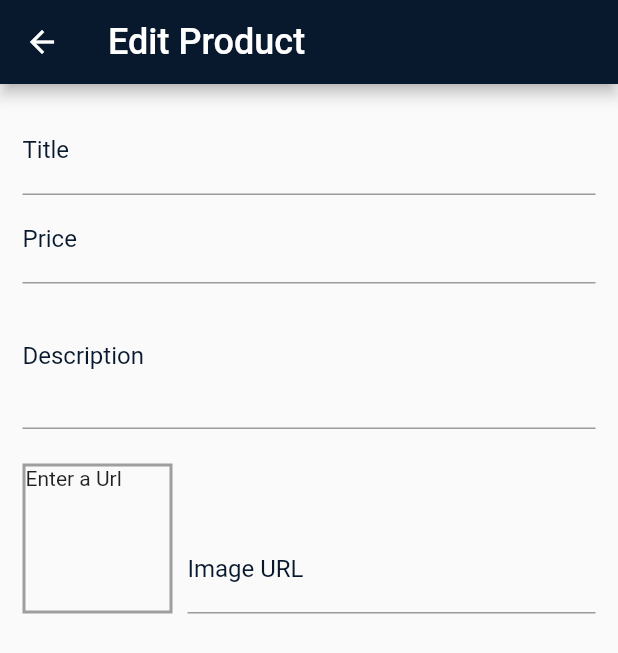
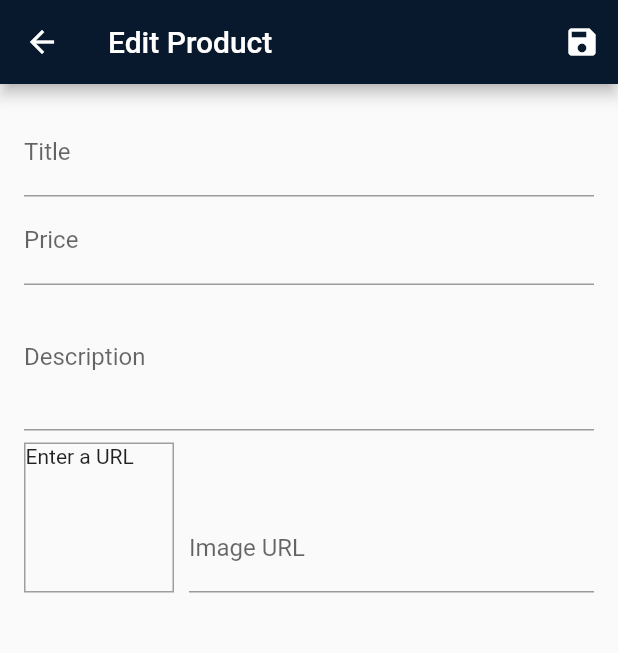
Before and after one commit to AbdelrahmanEssamA/shop_app, a Flutter app: the EditProductScreen screen opened by its route, on a phone screen of 412 x 824 dp. Shown: the top 653 px of the screen. Run offline on Flutter 3.47's test engine with Material 2 defaults, Android fonts, the phone set to English and light mode, and no system bars; network calls fail.

Commit message:
added delet and edit functionalties

```diff
--- a/lib/screens/edit_product_screen.dart
+++ b/lib/screens/edit_product_screen.dart
@@ -1,7 +1,8 @@
 import 'package:flutter/material.dart';
 import 'package:provider/provider.dart';
+
+import '../providers/product.dart';
 import '../providers/products.dart';
-import '../widgets/user_product.dart';
 
 class EditProductScreen extends StatefulWidget {
   static const routeName = '/edit-product';
@@ -13,123 +14,208 @@ class EditProductScreen extends StatefulWidget {
 class _EditProductScreenState extends State<EditProductScreen> {
   final _priceFocusNode = FocusNode();
   final _descriptionFocusNode = FocusNode();
+  final _imageUrlController = TextEditingController();
   final _imageUrlFocusNode = FocusNode();
-  final _imageUrlController = TextEditingController();
+  final _form = GlobalKey<FormState>();
+  var _editedProduct = Product(
+    id: null,
+    title: '',
+    price: 0,
+    description: '',
+    imageUrl: '',
+  );
+  var _initValues = {
+    'title': '',
+    'description': '',
+    'price': '',
+    'imageUrl': '',
+  };
+  var _isInit = true;
+
   @override
   void initState() {
-    _imageUrlController.addListener((_updateImageUrl));
+    _imageUrlFocusNode.addListener(_updateImageUrl);
     super.initState();
   }
 
   @override
+  void didChangeDependencies() {
+    if (_isInit) {
+      final productId = ModalRoute.of(context)!.settings.arguments;
+      if (productId != null) {
+        _editedProduct = Provider.of<Products>(context, listen: false)
+            .findById(productId as String);
+        _initValues = {
+          'title': _editedProduct.title as String,
+          'description': _editedProduct.description as String,
+          'price': _editedProduct.price.toString(),
+          // 'imageUrl': _editedProduct.imageUrl,
+          'imageUrl': '',
+        };
+        _imageUrlController.text = _editedProduct.imageUrl as String;
+      }
+    }
+    _isInit = false;
+    super.didChangeDependencies();
+  }
+
+  @override
   void dispose() {
-    _imageUrlController.removeListener(_updateImageUrl);
+    _imageUrlFocusNode.removeListener(_updateImageUrl);
     _priceFocusNode.dispose();
     _descriptionFocusNode.dispose();
     _imageUrlController.dispose();
+    _imageUrlFocusNode.dispose();
     super.dispose();
   }
 
   void _updateImageUrl() {
     if (!_imageUrlFocusNode.hasFocus) {
+      if ((!_imageUrlController.text.startsWith('http') &&
+              !_imageUrlController.text.startsWith('https')) ||
+          (!_imageUrlController.text.endsWith('.png') &&
+              !_imageUrlController.text.endsWith('.jpg') &&
+              !_imageUrlController.text.endsWith('.jpeg'))) {
+        return;
+      }
       setState(() {});
     }
   }
 
+  void _saveForm() {
+    final isValid = _form.currentState!.validate();
+    if (!isValid) {
+      return;
+    }
+    _form.currentState!.save();
+    if (_editedProduct.id != null) {
+      Provider.of<Products>(context, listen: false)
+          .updateProduct(_editedProduct.id as String, _editedProduct);
+    } else {
+      Provider.of<Products>(context, listen: false)
+          .addProduct(_editedProduct);
+    }
+    Navigator.of(context).pushNamed('/');
+  }
+
   @override
   Widget build(BuildContext context) {
-    return Container(
-      child: Scaffold(
+    return Scaffold(
       appBar: AppBar(
-          title: const Text(
-            'Edit Product',
-            style: TextStyle(color: Colors.white, fontSize: 24),
+        title: Text('Edit Product'),
+        actions: <Widget>[
+          IconButton(
+            icon: Icon(Icons.save),
+            onPressed: _saveForm,
           ),
-          backgroundColor: const Color.fromRGBO(9, 25, 45, 1),
+        ],
       ),
       body: Padding(
-          padding: const EdgeInsets.all(15.0),
+        padding: const EdgeInsets.all(16.0),
         child: Form(
-            child: SingleChildScrollView(
-              child: Column(
-                children: [
+          key: _form,
+          child: ListView(
+            children: <Widget>[
               TextFormField(
-                    cursorColor: const Color.fromRGBO(9, 25, 45, 1),
-                    decoration: InputDecoration(
-                      labelText: 'Title',
-                      labelStyle: TextStyle(
-                        color: const Color.fromRGBO(9, 25, 45, 1),
-                      ),
-                      focusedBorder: UnderlineInputBorder(
-                        borderSide: BorderSide(
-                            color:
-                                const Color.fromRGBO(9, 25, 45, 1)),
-                      ),
-                    ),
+                initialValue: _initValues['title'],
+                decoration: InputDecoration(labelText: 'Title'),
                 textInputAction: TextInputAction.next,
                 onFieldSubmitted: (_) {
                   FocusScope.of(context)
                       .requestFocus(_priceFocusNode);
                 },
+                validator: (value) {
+                  if (value!.isEmpty) {
+                    return 'Please provide a value.';
+                  }
+                  return null;
+                },
+                onSaved: (value) {
+                  _editedProduct = Product(
+                      title: value,
+                      price: _editedProduct.price,
+                      description: _editedProduct.description,
+                      imageUrl: _editedProduct.imageUrl,
+                      id: _editedProduct.id,
+                      isFavorite: _editedProduct.isFavorite);
+                },
               ),
               TextFormField(
-                      cursorColor: const Color.fromRGBO(9, 25, 45, 1),
-                      style: TextStyle(
-                          color: const Color.fromRGBO(9, 25, 45, 1)),
-                      decoration: InputDecoration(
-                        labelText: 'Price',
-                        labelStyle: TextStyle(
-                          color: const Color.fromRGBO(9, 25, 45, 1),
-                        ),
-                        focusedBorder: UnderlineInputBorder(
-                          borderSide: BorderSide(
-                              color:
-                                  const Color.fromRGBO(9, 25, 45, 1)),
-                        ),
-                      ),
+                initialValue: _initValues['price'],
+                decoration: InputDecoration(labelText: 'Price'),
                 textInputAction: TextInputAction.next,
                 keyboardType: TextInputType.number,
                 focusNode: _priceFocusNode,
                 onFieldSubmitted: (_) {
                   FocusScope.of(context)
                       .requestFocus(_descriptionFocusNode);
-                      }),
+                },
+                validator: (value) {
+                  if (value!.isEmpty) {
+                    return 'Please enter a price.';
+                  }
+                  if (double.tryParse(value) == null) {
+                    return 'Please enter a valid number.';
+                  }
+                  if (double.parse(value) <= 0) {
+                    return 'Please enter a number greater than zero.';
+                  }
+                  return null;
+                },
+                onSaved: (value) {
+                  _editedProduct = Product(
+                      title: _editedProduct.title,
+                      price: double.parse(value as String),
+                      description: _editedProduct.description,
+                      imageUrl: _editedProduct.imageUrl,
+                      id: _editedProduct.id,
+                      isFavorite: _editedProduct.isFavorite);
+                },
+              ),
               TextFormField(
-                    cursorColor: const Color.fromRGBO(9, 25, 45, 1),
-                    decoration: InputDecoration(
-                      labelText: 'Description',
-                      labelStyle: TextStyle(
-                        color: const Color.fromRGBO(9, 25, 45, 1),
-                      ),
-                      focusedBorder: UnderlineInputBorder(
-                        borderSide: BorderSide(
-                            color:
-                                const Color.fromRGBO(9, 25, 45, 1)),
-                      ),
-                    ),
+                initialValue: _initValues['description'],
+                decoration: InputDecoration(labelText: 'Description'),
                 maxLines: 3,
                 keyboardType: TextInputType.multiline,
-                    onFieldSubmitted: (_) {
-                      FocusScope.of(context)
-                          .requestFocus(_imageUrlFocusNode);
+                focusNode: _descriptionFocusNode,
+                validator: (value) {
+                  if (value!.isEmpty) {
+                    return 'Please enter a description.';
+                  }
+                  if (value.length < 10) {
+                    return 'Should be at least 10 characters long.';
+                  }
+                  return null;
                 },
-                    focusNode: _descriptionFocusNode,
+                onSaved: (value) {
+                  _editedProduct = Product(
+                    title: _editedProduct.title,
+                    price: _editedProduct.price,
+                    description: value,
+                    imageUrl: _editedProduct.imageUrl,
+                    id: _editedProduct.id,
+                    isFavorite: _editedProduct.isFavorite,
+                  );
+                },
               ),
-                  Container(
-                    margin: EdgeInsets.only(top: 15),
-                    child: Row(
+              Row(
                 crossAxisAlignment: CrossAxisAlignment.end,
-                      children: [
+                children: <Widget>[
                   Container(
                     width: 100,
                     height: 100,
-                          margin: EdgeInsets.only(top: 8, right: 10),
+                    margin: EdgeInsets.only(
+                      top: 8,
+                      right: 10,
+                    ),
                     decoration: BoxDecoration(
                       border: Border.all(
-                                width: 2, color: Colors.grey),
+                        width: 1,
+                        color: Colors.grey,
+                      ),
                     ),
                     child: _imageUrlController.text.isEmpty
-                              ? Text('Enter a Url')
+                        ? Text('Enter a URL')
                         : FittedBox(
                             child: Image.network(
                               _imageUrlController.text,
@@ -139,34 +225,45 @@ class _EditProductScreenState extends State<EditProductScreen> {
                   ),
                   Expanded(
                     child: TextFormField(
-                            cursorColor:
-                                const Color.fromRGBO(9, 25, 45, 1),
-                            decoration: InputDecoration(
-                                labelText: 'Image URL',
-                                labelStyle: TextStyle(
-                                  color: const Color.fromRGBO(
-                                      9, 25, 45, 1),
-                                ),
-                                focusedBorder: UnderlineInputBorder(
-                                  borderSide: BorderSide(
-                                      color: const Color.fromRGBO(
-                                          9, 25, 45, 1)),
-                                )),
+                      decoration:
+                          InputDecoration(labelText: 'Image URL'),
                       keyboardType: TextInputType.url,
                       textInputAction: TextInputAction.done,
                       controller: _imageUrlController,
                       focusNode: _imageUrlFocusNode,
-                            onEditingComplete: () {
-                              setState(() {});
+                      onFieldSubmitted: (_) {
+                        _saveForm();
+                      },
+                      validator: (value) {
+                        if (value!.isEmpty) {
+                          return 'Please enter an image URL.';
+                        }
+                        if (!value.startsWith('http') &&
+                            !value.startsWith('https')) {
+                          return 'Please enter a valid URL.';
+                        }
+                        if (!value.endsWith('.png') &&
+                            !value.endsWith('.jpg') &&
+                            !value.endsWith('.jpeg')) {
+                          return 'Please enter a valid image URL.';
+                        }
+                        return null;
+                      },
+                      onSaved: (value) {
+                        _editedProduct = Product(
+                          title: _editedProduct.title,
+                          price: _editedProduct.price,
+                          description: _editedProduct.description,
+                          imageUrl: value,
+                          id: _editedProduct.id,
+                          isFavorite: _editedProduct.isFavorite,
+                        );
                       },
                     ),
                   ),
                 ],
               ),
-                  ),
             ],
-              ),
-            ),
           ),
         ),
       ),
--- a/lib/screens/user_products_screen.dart
+++ b/lib/screens/user_products_screen.dart
@@ -37,7 +37,9 @@ class UserProductsScreen extends StatelessWidget {
           child: ListView.builder(
             itemBuilder: (_, i) => Column(
               children: [
-                UserProductItem(productsData.items[i].title as String,
+                UserProductItem(
+                    productsData.items[i].id as String,
+                    productsData.items[i].title as String,
                     productsData.items[i].imageUrl as String),
                 Divider(
                   color: Colors.white12,
```
Also changed, not shown: lib/providers/products.dart (+25 -2 lines), lib/widgets/user_product.dart (+12 -3 lines). Lines whose indentation alone changed are shown as unchanged.
